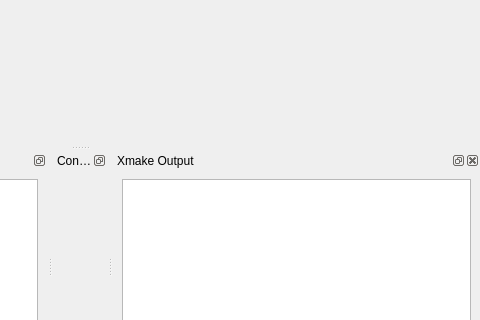
Before: the Qt Designer form apps/dev/views/mainwindow_view.ui in csplink/csp, drawn with Qt 5; both pictures show x 320 to 800 and y 198 to 518 of the 800 by 600 pixel window.
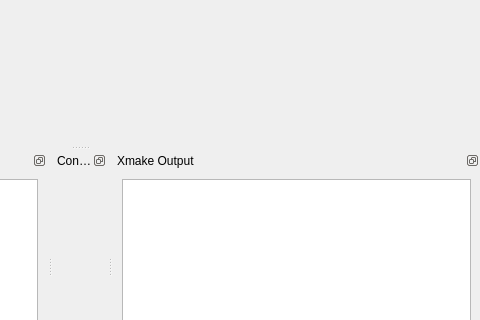
After: the same form once the commit is applied. Custom widgets are drawn as their Qt base class.

The edit to the form file:
```diff
--- a/apps/dev/views/mainwindow_view.ui
+++ b/apps/dev/views/mainwindow_view.ui
@@ -207,6 +207,9 @@
    <widget class="QWidget" name="dockwidget_bottom_configurations_contents"/>
   </widget>
   <widget class="QDockWidget" name="dockwidget_bottom_xmake_output">
+   <property name="features">
+    <set>QDockWidget::DockWidgetFloatable|QDockWidget::DockWidgetMovable</set>
+   </property>
    <property name="windowTitle">
     <string>Xmake Output</string>
    </property>
```
Left out of the diff: 4 changed lines with no effect on the pictures.
